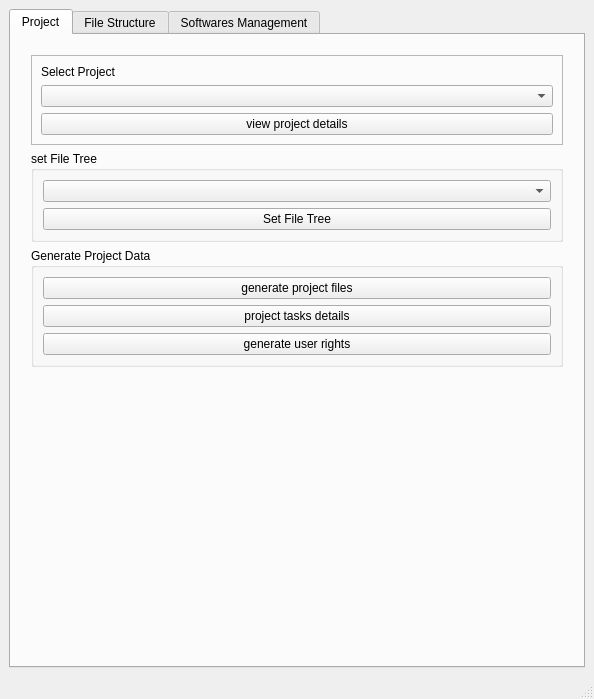
First picture: the form in genesis.ui, repository Aderemi-Adesada/GENESIS, before the edit.
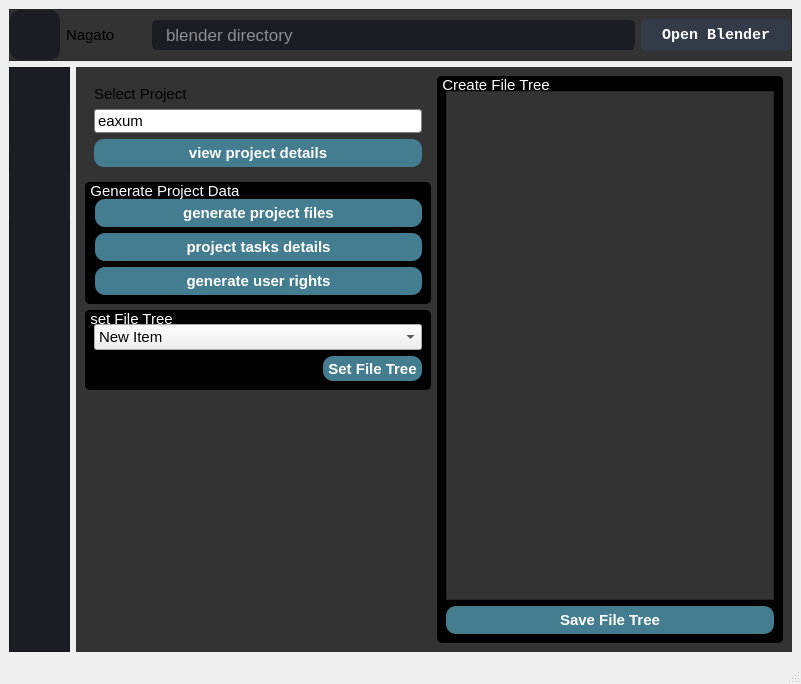
Second picture: the form after the edit. The open tabs and pages were chosen to show the change. Icons and pictures are not drawn.

The edit to the form file:
```diff
--- a/genesis.ui
+++ b/genesis.ui
@@ -6,8 +6,8 @@
    <rect>
     <x>0</x>
     <y>0</y>
-    <width>594</width>
-    <height>699</height>
+    <width>801</width>
+    <height>684</height>
    </rect>
   </property>
   <property name="windowTitle">
@@ -16,34 +16,347 @@
   <property name="animated">
    <bool>true</bool>
   </property>
-  <property name="dockOptions">
-   <set>QMainWindow::AllowTabbedDocks|QMainWindow::AnimatedDocks</set>
+  <property name="styleSheet">
+   <string notr="true">*{ 
+font: 8pt &quot;Consolas&quot;;;
+font-size:15px;
+}
+
+#label_username{
+background-color:transparent;
+color: white;
+}
+
+
+#login_text{
+background-color:transparent;
+color: white;
+}
+
+#login{
+background: url(icons/background_1.png) no-repeat center center fixed;
+}
+
+QLineEdit{
+font-size:17px;
+background:transparent;
+border:none;
+color: white;
+border-bottom: 1px solid gray;
+}
+
+QFrame
+{
+background-color: #333;
+	
+}
+
+QPushButton
+{
+	background-color: rgb(68, 124, 144);
+	color: #fff;
+	font-size: 15px;
+	font-weight: bold;
+	border: none;
+	border-radius: 10px;
+	padding: 5px;
+
+}
+
+
+QPushButton::disabled
+{
+	background-color: #5c5c5c;
+
+}
+
+
+QPushButton::pressed
+{
+	background-color: rgb(0, 3, 232)
+
+}
+
+QPushButton::hover
+{
+	background-color: rgb(56, 196, 255);
+	
+
+}
+
+QGroupBox {
+    background-color: black;
+    border: none;
+    border-radius: 5px;
+    margin-top: 1ex; /* leave space at the top for the title */
+}
+
+QGroupBox::title {
+	color: white;
+    subcontrol-origin: margin;
+    subcontrol-position: top left; /* position at the top center */
+    padding: 0 3px;
+    background-color: black;
+	border-radius: 5px;
+}
+</string>
   </property>
   <widget class="QWidget" name="centralwidget">
-   <layout class="QGridLayout" name="gridLayout">
-    <item row="0" column="0">
-     <widget class="QTabWidget" name="tabWidget">
-      <property name="currentIndex">
-       <number>1</number>
-      </property>
-      <widget class="QWidget" name="project">
-       <attribute name="title">
-        <string>Project</string>
-       </attribute>
-       <layout class="QVBoxLayout" name="verticalLayout_3">
-        <item>
          <layout class="QVBoxLayout" name="verticalLayout_4">
+    <item>
+     <widget class="QFrame" name="frame_3">
+      <property name="minimumSize">
+       <size>
+        <width>0</width>
+        <height>50</height>
+       </size>
+      </property>
+      <property name="frameShape">
+       <enum>QFrame::StyledPanel</enum>
+      </property>
+      <property name="frameShadow">
+       <enum>QFrame::Raised</enum>
+      </property>
+      <layout class="QHBoxLayout" name="horizontalLayout_2">
+       <property name="spacing">
+        <number>6</number>
+       </property>
           <property name="leftMargin">
-           <number>11</number>
+        <number>0</number>
           </property>
           <property name="topMargin">
-           <number>11</number>
+        <number>0</number>
           </property>
           <property name="rightMargin">
-           <number>11</number>
+        <number>0</number>
           </property>
           <property name="bottomMargin">
-           <number>11</number>
+        <number>0</number>
+       </property>
+       <item>
+        <widget class="QPushButton" name="menu">
+         <property name="minimumSize">
+          <size>
+           <width>50</width>
+           <height>50</height>
+          </size>
+         </property>
+         <property name="styleSheet">
+          <string notr="true">QPushButton{
+        background-image:  url(:/icons/icons/24x24/cil-menu.png);
+		background-position: center;
+		background-repeat: no-reperat;
+		border: none;
+		background-color: rgb(27, 29, 35);
+}
+QPushButton:hover {
+	background-color: rgb(33, 37, 43);
+}
+QPushButton:pressed {	
+	background-color: rgb(85, 170, 255);
+}</string>
+         </property>
+         <property name="text">
+          <string/>
+         </property>
+         <property name="autoRepeat">
+          <bool>false</bool>
+         </property>
+         <property name="flat">
+          <bool>false</bool>
+         </property>
+        </widget>
+       </item>
+       <item>
+        <widget class="QLabel" name="label_2">
+         <property name="minimumSize">
+          <size>
+           <width>80</width>
+           <height>0</height>
+          </size>
+         </property>
+         <property name="text">
+          <string>Nagato</string>
+         </property>
+        </widget>
+       </item>
+       <item>
+        <widget class="QLineEdit" name="lineEdit">
+         <property name="minimumSize">
+          <size>
+           <width>0</width>
+           <height>30</height>
+          </size>
+         </property>
+         <property name="styleSheet">
+          <string notr="true">QLineEdit {
+	background-color: rgb(27, 29, 35);
+	border-radius: 5px;
+	border: 2px solid rgb(27, 29, 35);
+	padding-left: 10px;
+}
+QLineEdit:hover {
+	border: 2px solid rgb(64, 71, 88);
+}
+QLineEdit:focus {
+	border: 2px solid rgb(91, 101, 124);
+}</string>
+         </property>
+         <property name="placeholderText">
+          <string>blender directory</string>
+         </property>
+        </widget>
+       </item>
+       <item>
+        <widget class="QPushButton" name="pushButton_3">
+         <property name="minimumSize">
+          <size>
+           <width>150</width>
+           <height>30</height>
+          </size>
+         </property>
+         <property name="font">
+          <font>
+           <family>Consolas</family>
+           <pointsize>-1</pointsize>
+           <weight>75</weight>
+           <italic>false</italic>
+           <bold>true</bold>
+          </font>
+         </property>
+         <property name="styleSheet">
+          <string notr="true">QPushButton {
+	border: 2px solid rgb(52, 59, 72);
+	border-radius: 5px;	
+	background-color: rgb(52, 59, 72);
+}
+QPushButton:hover {
+	background-color: rgb(57, 65, 80);
+	border: 2px solid rgb(61, 70, 86);
+}
+QPushButton:pressed {	
+	background-color: rgb(35, 40, 49);
+	border: 2px solid rgb(43, 50, 61);
+}</string>
+         </property>
+         <property name="text">
+          <string>Open Blender</string>
+         </property>
+         <property name="icon">
+          <iconset>
+           <normaloff>:/16x16/icons/16x16/cil-folder-open.png</normaloff>:/16x16/icons/16x16/cil-folder-open.png</iconset>
+         </property>
+        </widget>
+       </item>
+      </layout>
+     </widget>
+    </item>
+    <item>
+     <layout class="QHBoxLayout" name="horizontalLayout">
+      <item>
+       <widget class="QFrame" name="frame">
+        <property name="minimumSize">
+         <size>
+          <width>61</width>
+          <height>0</height>
+         </size>
+        </property>
+        <property name="maximumSize">
+         <size>
+          <width>161</width>
+          <height>16777215</height>
+         </size>
+        </property>
+        <property name="styleSheet">
+         <string notr="true">background-color: rgb(27, 29, 35);</string>
+        </property>
+        <property name="frameShape">
+         <enum>QFrame::StyledPanel</enum>
+        </property>
+        <property name="frameShadow">
+         <enum>QFrame::Raised</enum>
+        </property>
+        <widget class="QPushButton" name="project_button">
+         <property name="geometry">
+          <rect>
+           <x>0</x>
+           <y>30</y>
+           <width>61</width>
+           <height>61</height>
+          </rect>
+         </property>
+         <property name="styleSheet">
+          <string notr="true">QPushButton{
+        background-image:  url(:/icons/icons/24x24/cil-folder-open.png);
+		background-position: center;
+		background-repeat: no-reperat;
+		border: none;
+		background-color: rgb(27, 29, 35);
+}
+QPushButton:hover {
+	background-color: rgb(33, 37, 43);
+}
+QPushButton:pressed {	
+	background-color: rgb(85, 170, 255);
+}</string>
+         </property>
+         <property name="text">
+          <string/>
+         </property>
+         <property name="autoRepeat">
+          <bool>false</bool>
+         </property>
+         <property name="flat">
+          <bool>false</bool>
+         </property>
+        </widget>
+        <widget class="QPushButton" name="project_button_2">
+         <property name="geometry">
+          <rect>
+           <x>0</x>
+           <y>100</y>
+           <width>61</width>
+           <height>61</height>
+          </rect>
+         </property>
+         <property name="styleSheet">
+          <string notr="true">QPushButton{
+        background-image:  url(:/icons/icons/24x24/cil-settings.png);
+		background-position: center;
+		background-repeat: no-reperat;
+		border: none;
+		background-color: rgb(27, 29, 35);
+}
+QPushButton:hover {
+	background-color: rgb(33, 37, 43);
+}
+QPushButton:pressed {	
+	background-color: rgb(85, 170, 255);
+}</string>
+         </property>
+         <property name="text">
+          <string/>
+         </property>
+         <property name="autoRepeat">
+          <bool>false</bool>
+         </property>
+         <property name="flat">
+          <bool>false</bool>
+         </property>
+        </widget>
+       </widget>
+      </item>
+      <item>
+       <widget class="QStackedWidget" name="stackedWidget">
+        <property name="currentIndex">
+         <number>0</number>
+        </property>
+        <widget class="QWidget" name="project">
+         <layout class="QHBoxLayout" name="horizontalLayout_4">
+          <item>
+           <layout class="QVBoxLayout" name="verticalLayout">
+            <property name="spacing">
+             <number>6</number>
           </property>
           <item>
            <widget class="QFrame" name="frame_2">
@@ -53,6 +366,14 @@
               <height>100</height>
              </size>
             </property>
+              <property name="styleSheet">
+               <string notr="true">QFrame
+{
+background-color: #333;
+border-radius: 25px;
+	
+}</string>
+              </property>
             <property name="frameShape">
              <enum>QFrame::StyledPanel</enum>
             </property>
@@ -74,7 +395,51 @@
               </widget>
              </item>
              <item>
-              <widget class="QComboBox" name="comboBox"/>
+                <widget class="QComboBox" name="comboBox">
+                 <property name="styleSheet">
+                  <string notr="true">QComboBox {
+    border: 1px solid gray;
+    border-radius: 3px;
+    padding: 1px 18px 1px 3px;
+    min-width: 6em;
+}
+QComboBox:on { /* shift the text when the popup opens */
+    padding-top: 3px;
+    padding-left: 4px;
+}
+
+QComboBox::drop-down {
+    subcontrol-origin: padding;
+    subcontrol-position: top right;
+    width: 25px;
+    border-left-width: 0px;
+    border-left-color: darkgray;
+    border-left-style: solid; /* just a single line */
+    border-top-right-radius: 3px; /* same radius as the QComboBox */
+    border-bottom-right-radius: 3px;
+}
+
+QComboBox::down-arrow {
+    image: url(:/icons/icons/24x24/cil-arrow-circle-bottom.png);
+	 padding: 3px 10px 3px 3px;
+}
+
+QComboBox::down-arrow:on { /* shift the arrow when popup is open */
+    top: 1px;
+    left: 1px;
+}</string>
+                 </property>
+                 <item>
+                  <property name="text">
+                   <string>eaxum</string>
+                  </property>
+                 </item>
+                 <item>
+                  <property name="text">
+                   <string>kitsu</string>
+                  </property>
+                 </item>
+                </widget>
              </item>
              <item>
               <widget class="QPushButton" name="pushButton">
@@ -86,25 +451,6 @@
             </layout>
            </widget>
           </item>
-          <item>
-           <widget class="QGroupBox" name="groupBox_4">
-            <property name="title">
-             <string>set File Tree</string>
-            </property>
-            <layout class="QVBoxLayout" name="verticalLayout_6">
-             <item>
-              <widget class="QComboBox" name="comboBox_4"/>
-             </item>
-             <item>
-              <widget class="QPushButton" name="pushButton_8">
-               <property name="text">
-                <string>Set File Tree</string>
-               </property>
-              </widget>
-             </item>
-            </layout>
-           </widget>
-          </item>
           <item>
            <widget class="QGroupBox" name="groupBox">
             <property name="maximumSize">
@@ -113,10 +459,19 @@
               <height>130</height>
              </size>
             </property>
+              <property name="styleSheet">
+               <string notr="true"/>
+              </property>
             <property name="title">
              <string>Generate Project Data</string>
             </property>
             <layout class="QGridLayout" name="gridLayout_2">
+               <property name="leftMargin">
+                <number>10</number>
+               </property>
+               <property name="topMargin">
+                <number>17</number>
+               </property>
              <property name="verticalSpacing">
               <number>6</number>
              </property>
@@ -144,6 +499,78 @@
             </layout>
            </widget>
           </item>
+            <item>
+             <widget class="QGroupBox" name="groupBox_4">
+              <property name="minimumSize">
+               <size>
+                <width>0</width>
+                <height>0</height>
+               </size>
+              </property>
+              <property name="maximumSize">
+               <size>
+                <width>16777215</width>
+                <height>80</height>
+               </size>
+              </property>
+              <property name="title">
+               <string>set File Tree</string>
+              </property>
+              <layout class="QVBoxLayout" name="verticalLayout_5">
+               <property name="leftMargin">
+                <number>9</number>
+               </property>
+               <property name="topMargin">
+                <number>14</number>
+               </property>
+               <item>
+                <layout class="QVBoxLayout" name="verticalLayout_6">
+                 <item>
+                  <widget class="QComboBox" name="comboBox_4">
+                   <item>
+                    <property name="text">
+                     <string>New Item</string>
+                    </property>
+                   </item>
+                   <item>
+                    <property name="text">
+                     <string>New Item</string>
+                    </property>
+                   </item>
+                  </widget>
+                 </item>
+                 <item>
+                  <layout class="QHBoxLayout" name="horizontalLayout_3">
+                   <property name="sizeConstraint">
+                    <enum>QLayout::SetDefaultConstraint</enum>
+                   </property>
+                   <item>
+                    <spacer name="horizontalSpacer">
+                     <property name="orientation">
+                      <enum>Qt::Horizontal</enum>
+                     </property>
+                     <property name="sizeHint" stdset="0">
+                      <size>
+                       <width>40</width>
+                       <height>10</height>
+                      </size>
+                     </property>
+                    </spacer>
+                   </item>
+                   <item>
+                    <widget class="QPushButton" name="pushButton_8">
+                     <property name="text">
+                      <string>Set File Tree</string>
+                     </property>
+                    </widget>
+                   </item>
+                  </layout>
+                 </item>
+                </layout>
+               </item>
+              </layout>
+             </widget>
+            </item>
           <item>
            <spacer name="verticalSpacer">
             <property name="orientation">
@@ -159,35 +586,17 @@
           </item>
          </layout>
         </item>
-       </layout>
-      </widget>
-      <widget class="QWidget" name="tab_2">
-       <attribute name="title">
-        <string>File Structure</string>
-       </attribute>
-       <layout class="QVBoxLayout" name="verticalLayout_7">
         <item>
-         <widget class="QGroupBox" name="groupBox_5">
-          <property name="title">
-           <string>Create output formats</string>
-          </property>
-          <layout class="QVBoxLayout" name="verticalLayout_5">
-           <item>
-            <widget class="QPushButton" name="pushButton_3">
-             <property name="text">
-              <string>PushButton</string>
-             </property>
-            </widget>
-           </item>
-          </layout>
-         </widget>
-        </item>
+           <layout class="QVBoxLayout" name="verticalLayout_3">
         <item>
          <widget class="QGroupBox" name="groupBox_3">
           <property name="title">
            <string>Create File Tree</string>
           </property>
           <layout class="QVBoxLayout" name="verticalLayout_8">
+               <property name="topMargin">
+                <number>15</number>
+               </property>
            <item>
             <widget class="QTextEdit" name="textEdit"/>
            </item>
@@ -202,13 +611,13 @@
          </widget>
         </item>
        </layout>
-      </widget>
-      <widget class="QWidget" name="tab">
-       <attribute name="title">
-        <string>Softwares Management</string>
-       </attribute>
-      </widget>
-     </widget>
+          </item>
+         </layout>
+        </widget>
+        <widget class="QWidget" name="page_2"/>
+       </widget>
+      </item>
+     </layout>
     </item>
    </layout>
   </widget>
```
Left out of the diff: 15 changed lines with no effect on the pictures. Lines whose indentation alone changed are shown as unchanged.
